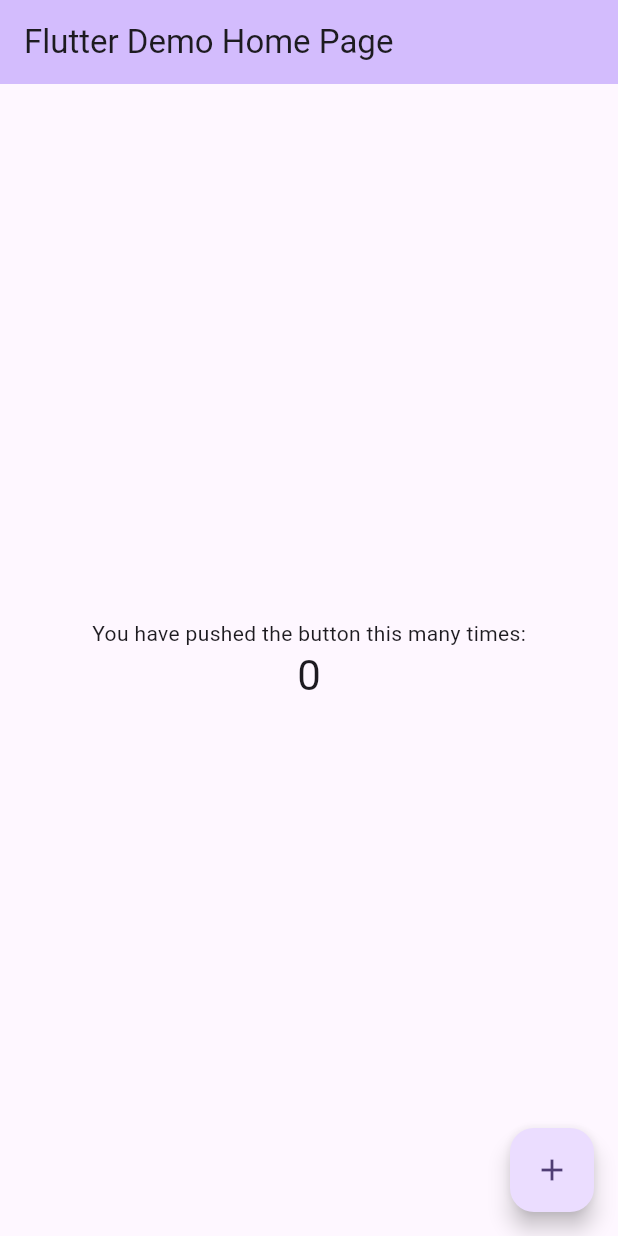
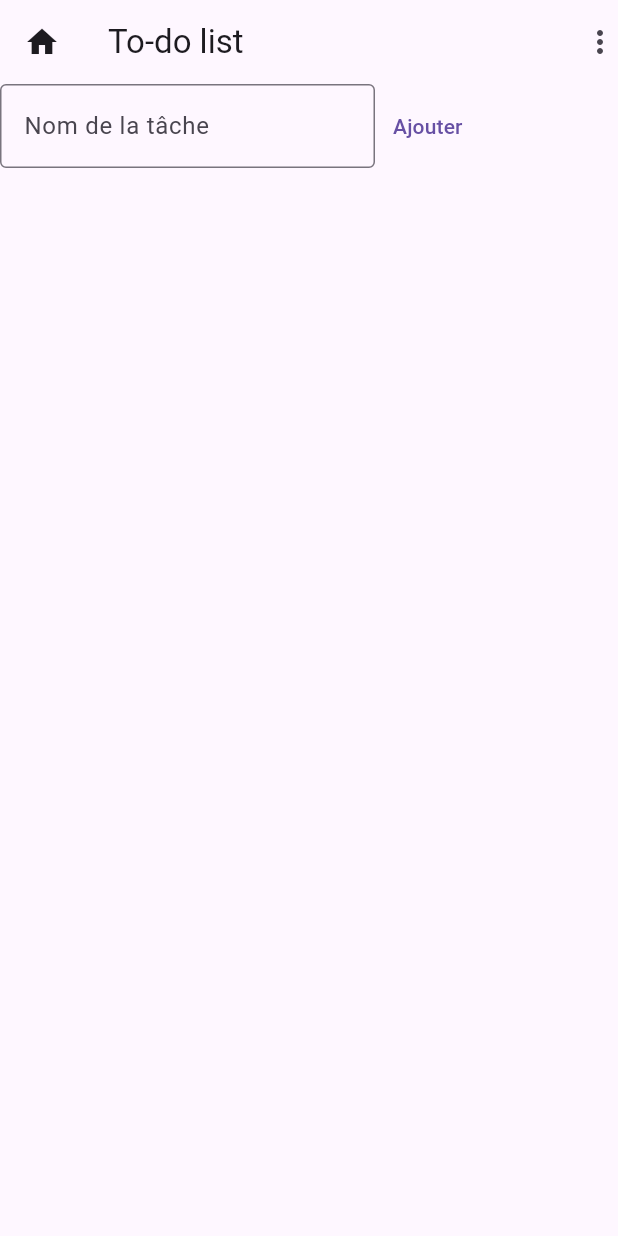
Before and after one commit to Killrian47/ToDoApp_Flutter, a Flutter app: the screen it shows after launch, on a phone screen of 412 x 824 dp. Run offline on Flutter 3.47's test engine with Material 3 defaults, Android fonts, the phone set to English and light mode, and no system bars.

Commit message:
try to do something for homepage

```diff
--- a/lib/main.dart
+++ b/lib/main.dart
@@ -1,125 +1,41 @@
 import 'package:flutter/material.dart';
 
 void main() {
-  runApp(const MyApp());
+  runApp(ToDoList());
 }
 
-class MyApp extends StatelessWidget {
-  const MyApp({super.key});
-
-  // This widget is the root of your application.
+class ToDoList extends StatelessWidget {
   @override
   Widget build(BuildContext context) {
     return MaterialApp(
-      title: 'Flutter Demo',
-      theme: ThemeData(
-        // This is the theme of your application.
-        //
-        // TRY THIS: Try running your application with "flutter run". You'll see
-        // the application has a purple toolbar. Then, without quitting the app,
-        // try changing the seedColor in the colorScheme below to Colors.green
-        // and then invoke "hot reload" (save your changes or press the "hot
-        // reload" button in a Flutter-supported IDE, or press "r" if you used
-        // the command line to start the app).
-        //
-        // Notice that the counter didn't reset back to zero; the application
-        // state is not lost during the reload. To reset the state, use hot
-        // restart instead.
-        //
-        // This works for code too, not just values: Most code changes can be
-        // tested with just a hot reload.
-        colorScheme: ColorScheme.fromSeed(seedColor: Colors.deepPurple),
-        useMaterial3: true,
+      debugShowCheckedModeBanner: false,
+      home: Scaffold(
+        appBar: AppBar(
+          leading: const Icon(Icons.home),
+          title: const Text('To-do list'),
+          actions: const [Icon(Icons.more_vert)],
         ),
-      home: const MyHomePage(title: 'Flutter Demo Home Page'),
-    );
-  }
-}
-
-class MyHomePage extends StatefulWidget {
-  const MyHomePage({super.key, required this.title});
-
-  // This widget is the home page of your application. It is stateful, meaning
-  // that it has a State object (defined below) that contains fields that affect
-  // how it looks.
-
-  // This class is the configuration for the state. It holds the values (in this
-  // case the title) provided by the parent (in this case the App widget) and
-  // used by the build method of the State. Fields in a Widget subclass are
-  // always marked "final".
-
-  final String title;
-
-  @override
-  State<MyHomePage> createState() => _MyHomePageState();
-}
-
-class _MyHomePageState extends State<MyHomePage> {
-  int _counter = 0;
-
-  void _incrementCounter() {
-    setState(() {
-      // This call to setState tells the Flutter framework that something has
-      // changed in this State, which causes it to rerun the build method below
-      // so that the display can reflect the updated values. If we changed
-      // _counter without calling setState(), then the build method would not be
-      // called again, and so nothing would appear to happen.
-      _counter++;
-    });
-  }
-
-  @override
-  Widget build(BuildContext context) {
-    // This method is rerun every time setState is called, for instance as done
-    // by the _incrementCounter method above.
-    //
-    // The Flutter framework has been optimized to make rerunning build methods
-    // fast, so that you can just rebuild anything that needs updating rather
-    // than having to individually change instances of widgets.
-    return Scaffold(
-      appBar: AppBar(
-        // TRY THIS: Try changing the color here to a specific color (to
-        // Colors.amber, perhaps?) and trigger a hot reload to see the AppBar
-        // change color while the other colors stay the same.
-        backgroundColor: Theme.of(context).colorScheme.inversePrimary,
-        // Here we take the value from the MyHomePage object that was created by
-        // the App.build method, and use it to set our appbar title.
-        title: Text(widget.title),
+        body: Container(
+          child: const Column(
+            children: [
+              Row(
+                children: [
+                  SizedBox(
+                    width: 250,
+                    child: TextField(
+                      decoration: InputDecoration(
+                        border: OutlineInputBorder(),
+                        labelText: 'Nom de la tâche',
                       ),
-      body: Center(
-        // Center is a layout widget. It takes a single child and positions it
-        // in the middle of the parent.
-        child: Column(
-          // Column is also a layout widget. It takes a list of children and
-          // arranges them vertically. By default, it sizes itself to fit its
-          // children horizontally, and tries to be as tall as its parent.
-          //
-          // Column has various properties to control how it sizes itself and
-          // how it positions its children. Here we use mainAxisAlignment to
-          // center the children vertically; the main axis here is the vertical
-          // axis because Columns are vertical (the cross axis would be
-          // horizontal).
-          //
-          // TRY THIS: Invoke "debug painting" (choose the "Toggle Debug Paint"
-          // action in the IDE, or press "p" in the console), to see the
-          // wireframe for each widget.
-          mainAxisAlignment: MainAxisAlignment.center,
-          children: <Widget>[
-            const Text(
-              'You have pushed the button this many times:',
                     ),
-            Text(
-              '$_counter',
-              style: Theme.of(context).textTheme.headlineMedium,
+                  ),
+                  TextButton(onPressed: () {}, child: Text("Ajouter"))
+                ],
               ),
             ],
           ),
         ),
-      floatingActionButton: FloatingActionButton(
-        onPressed: _incrementCounter,
-        tooltip: 'Increment',
-        child: const Icon(Icons.add),
-      ), // This trailing comma makes auto-formatting nicer for build methods.
+      ),
     );
   }
 }
```
Lines whose indentation alone changed are shown as unchanged.
